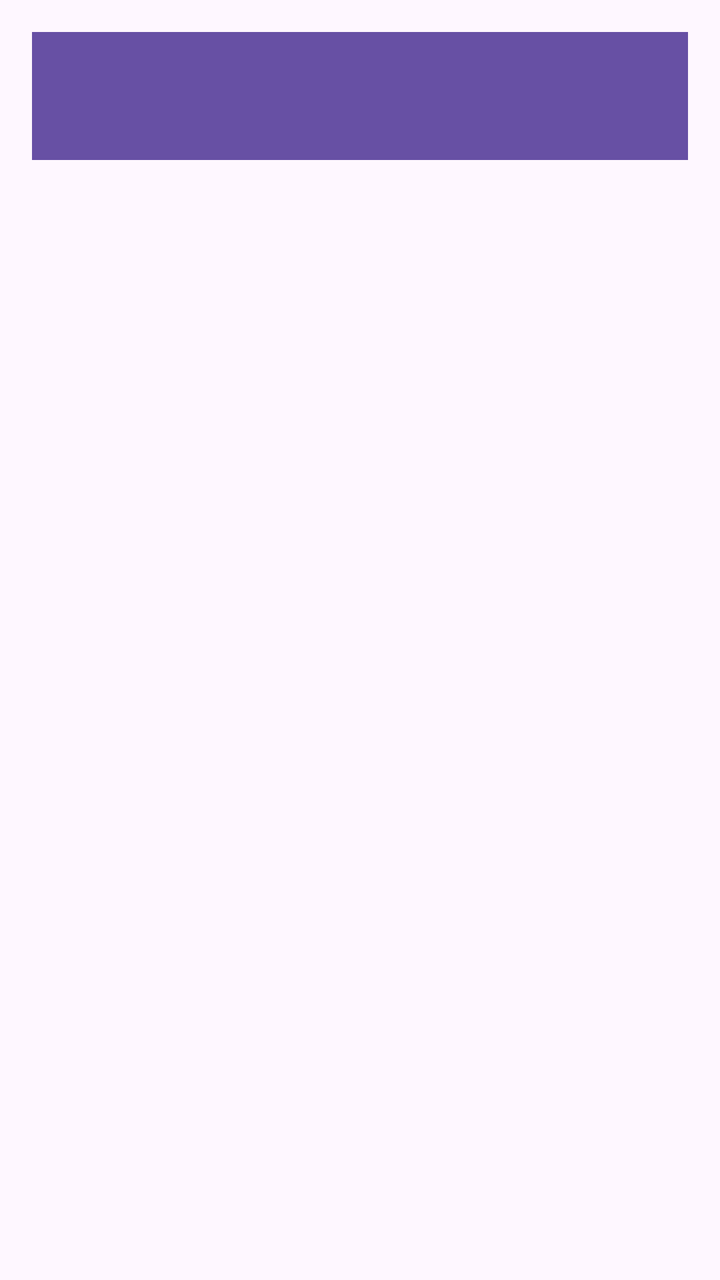
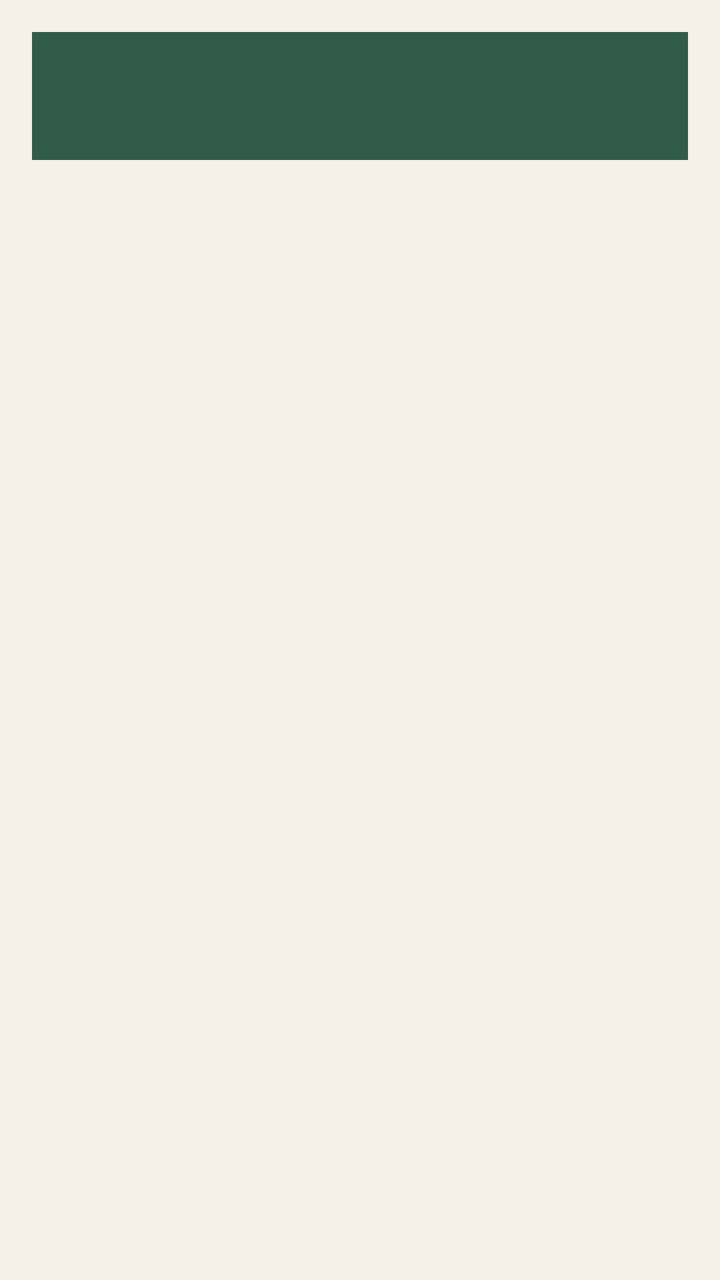

Two renders of the same Android screen: before a commit and after it. Below are the layout's source before the change and the commit's diff.
<!-- AndroidManifest.xml: application theme Theme.SmartPantryManager -->
<!-- res/layout/activity_suggested_recipes.xml -->
<?xml version="1.0" encoding="utf-8"?>
<LinearLayout xmlns:android="http://schemas.android.com/apk/res/android"
    android:layout_width="match_parent"
    android:layout_height="match_parent"
    android:orientation="vertical"
    android:fitsSystemWindows="true"
    android:padding="16dp">

    <include
        layout="@layout/toolbar" />

    <TextView
        android:id="@+id/tvNoMatches"
        android:layout_width="match_parent"
        android:layout_height="wrap_content"
        android:text="No recipes match your current pantry. Try adding more ingredients or increasing the available quantity."
        android:textSize="16sp"
        android:gravity="center"
        android:padding="12dp"
        android:visibility="gone" />

    <androidx.recyclerview.widget.RecyclerView
        android:id="@+id/recyclerRecipes"
        android:layout_width="match_parent"
        android:layout_height="0dp"
        android:layout_weight="1"
        android:layout_marginTop="8dp" />

</LinearLayout>
<!-- res/layout/toolbar.xml (included above) -->
<?xml version="1.0" encoding="utf-8"?>
<androidx.appcompat.widget.Toolbar
    xmlns:android="http://schemas.android.com/apk/res/android"
    android:id="@+id/toolbar"
    android:layout_width="match_parent"
    android:layout_height="?attr/actionBarSize"
    android:background="?attr/colorPrimary"
    android:elevation="4dp" />
<!-- resources referenced by this layout -->
<resources>
  <style name="Theme.SmartPantryManager" parent="Base.Theme.SmartPantryManager" />
  <style name="Base.Theme.SmartPantryManager" parent="Theme.Material3.DayNight.NoActionBar">
          
          
      </style>
</resources>

<!-- the commit's change to res/layout/activity_suggested_recipes.xml (unified diff, before → after) -->
@@ -4,7 +4,8 @@
     android:layout_height="match_parent"
     android:orientation="vertical"
     android:fitsSystemWindows="true"
-    android:padding="16dp">
+    android:padding="16dp"
+    android:background="#F5F1E8">
 
     <include
         layout="@layout/toolbar" />
@@ -15,8 +16,11 @@
         android:layout_height="wrap_content"
         android:text="No recipes match your current pantry. Try adding more ingredients or increasing the available quantity."
         android:textSize="16sp"
+        android:textColor="#5F6F64"
+        android:fontFamily="sans-serif"
         android:gravity="center"
-        android:padding="12dp"
+        android:padding="20dp"
+        android:layout_marginTop="8dp"
         android:visibility="gone" />
 
     <androidx.recyclerview.widget.RecyclerView
@@ -24,15 +28,20 @@
         android:layout_width="match_parent"
         android:layout_height="0dp"
         android:layout_weight="1"
-        android:layout_marginTop="8dp" />
+        android:layout_marginTop="12dp" />
 
 </LinearLayout>
 <!-- res/layout/toolbar.xml (included above) -->
 <?xml version="1.0" encoding="utf-8"?>
 <androidx.appcompat.widget.Toolbar
     xmlns:android="http://schemas.android.com/apk/res/android"
+    xmlns:app="http://schemas.android.com/apk/res-auto"
     android:id="@+id/toolbar"
     android:layout_width="match_parent"
     android:layout_height="?attr/actionBarSize"
-    android:background="?attr/colorPrimary"
-    android:elevation="4dp" />
+    android:background="#315C4A"
+    android:elevation="6dp"
+    android:paddingStart="8dp"
+    android:paddingEnd="8dp"
+    app:titleTextAppearance="@style/ToolbarTitleAppearance"
+    app:titleTextColor="#FFFFFF" />
<!-- resource entries referenced after the edit -->
@@ -1,9 +1,24 @@
 <!-- resources referenced by this layout -->
 <resources>
+  <style name="ToolbarTitleAppearance">
+          <item name="android:fontFamily">sans-serif-medium</item>
+          <item name="android:textSize">20sp</item>
+          <item name="android:textStyle">bold</item>
+          <item name="android:textColor">#FFFFFF</item>
+      </style>
   <style name="Theme.SmartPantryManager" parent="Base.Theme.SmartPantryManager" />
   <style name="Base.Theme.SmartPantryManager" parent="Theme.Material3.DayNight.NoActionBar">
-          
-          
+  
+          <item name="colorPrimary">#315C4A</item>
+          <item name="colorSecondary">#7A9B76</item>
+  
+          <item name="android:fontFamily">sans</item>
+  
+          <item name="android:windowLightStatusBar">false</item>
+          <item name="android:statusBarColor">#244638</item>
+          <item name="android:navigationBarColor">#F5F1E8</item>
+          <item name="android:windowBackground">#F5F1E8</item>
+  
       </style>
 </resources>
 
